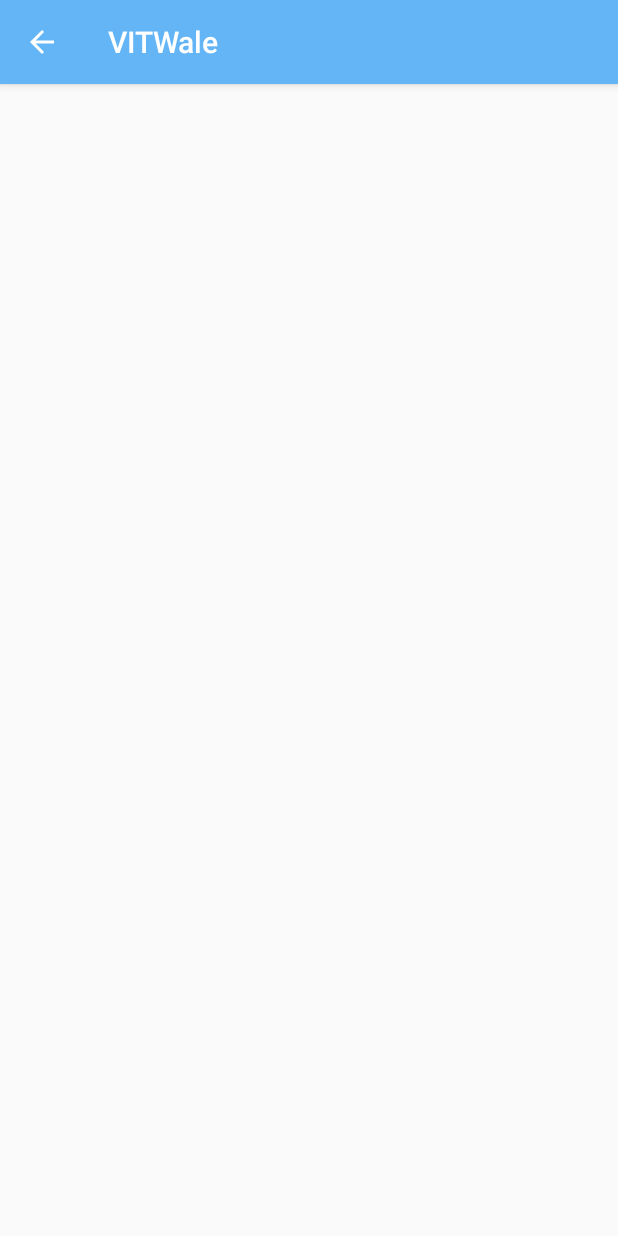
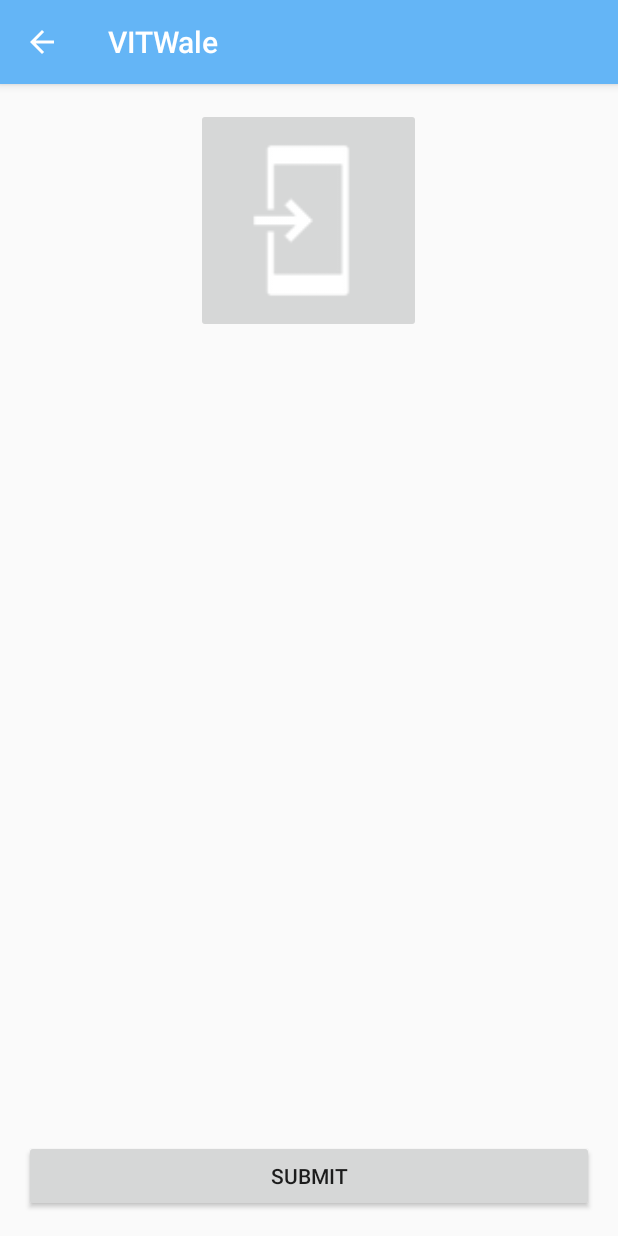
Before and after one commit to shreyansh3010/VItwale, an Android app: the ProfilePicture screen opened directly, with no data from a screen before it, on a phone screen of 412 x 824 dp. Run offline under Robolectric (Android 15) with nearby library versions, the phone set to English and light mode, and no system bars; our stand-ins replace Firebase (no records; nobody signed in at launch, a user with empty details on screens opened directly); libraries missing offline, so code that uses them is left out: com.theartofdev.edmodo; pictures from the network do not load.

Commit message:
Added the update image function to nav bar

```diff
--- a/app/build.gradle
+++ b/app/build.gradle
@@ -40,7 +40,8 @@
     //compile 'com.firebaseui:firebase-ui-database:0.4.0'
     //compile 'com.squareup.picasso:picasso:2.5.2'
     //compile 'com.squareup.okhttp3:okhttp:3.4.1'
-    //compile 'com.theartofdev.edmodo:android-image-cropper:2.3.+'
+    compile 'com.theartofdev.edmodo:android-image-cropper:2.3.+'
+    compile 'de.hdodenhof:circleimageview:2.1.0'
     //For SignUpSignIn
     //For Intro Slider
     compile 'com.android.support:appcompat-v7:25.3.1'
--- a/app/src/main/AndroidManifest.xml
+++ b/app/src/main/AndroidManifest.xml
@@ -25,6 +25,9 @@
             </intent-filter>
         </activity>
         <activity
+            android:name="com.theartofdev.edmodo.cropper.CropImageActivity"
+            android:theme="@style/Base.Theme.AppCompat" />
+        <activity
             android:name=".IntroSlider.MyWelcomeActivity"
             android:theme="@style/WelcomeScreenTheme.Light" />
         <activity
--- a/app/src/main/java/com/vitwale/vitwale/ProfilePicture.java
+++ b/app/src/main/java/com/vitwale/vitwale/ProfilePicture.java
@@ -1,13 +1,122 @@
 package com.vitwale.vitwale;
 
+import android.app.ProgressDialog;
+import android.content.Intent;
+import android.net.Uri;
 import android.support.v7.app.AppCompatActivity;
 import android.os.Bundle;
+import android.text.TextUtils;
+import android.view.View;
+import android.widget.Button;
+import android.widget.ImageButton;
+
+import com.google.android.gms.tasks.OnSuccessListener;
+import com.google.firebase.auth.FirebaseAuth;
+import com.google.firebase.database.DatabaseReference;
+import com.google.firebase.database.FirebaseDatabase;
+import com.google.firebase.storage.FirebaseStorage;
+import com.google.firebase.storage.StorageReference;
+import com.google.firebase.storage.UploadTask;
+import com.theartofdev.edmodo.cropper.CropImage;
+import com.theartofdev.edmodo.cropper.CropImageView;
 
 public class ProfilePicture extends AppCompatActivity {
+
+    private ImageButton mSetupImage;
+    private Button mSubmitBtn;
+    private static final int GALLERY_REQUEST =1;
+    private Uri mImageUri = null;
+    private DatabaseReference mDatabaseUser;
+    private FirebaseAuth mAuth;
+    private StorageReference mStorageImage;
+    private ProgressDialog mProgress;
 
     @Override
     protected void onCreate(Bundle savedInstanceState) {
         super.onCreate(savedInstanceState);
         setContentView(R.layout.activity_profile_picture);
+
+        mStorageImage = FirebaseStorage.getInstance().getReference().child("Profile_images");
+        mDatabaseUser = FirebaseDatabase.getInstance().getReference().child("Users");
+        mAuth = FirebaseAuth.getInstance();
+
+        mProgress = new ProgressDialog(this);
+        mProgress.setCanceledOnTouchOutside(false);
+        mSetupImage = (ImageButton) findViewById(R.id.profileImageBtn);
+
+        mSubmitBtn = (Button) findViewById(R.id.setupSubmitBtn);
+
+        mSetupImage.setOnClickListener(new View.OnClickListener() {
+            @Override
+            public void onClick(View view) {
+                Intent galleryIntent = new Intent();
+                galleryIntent.setAction(Intent.ACTION_GET_CONTENT);
+                galleryIntent.setType("image/*");
+                startActivityForResult(galleryIntent, GALLERY_REQUEST);
+            }
+        });
+
+        mSubmitBtn.setOnClickListener(new View.OnClickListener() {
+            @Override
+            public void onClick(View view) {
+                startSetupAccount();
+            }
+        });
+    }
+
+    private void startSetupAccount() {
+
+        final String user_id = mAuth.getCurrentUser().getUid();
+
+        if(mImageUri !=null){
+
+            mProgress.setMessage("Setup finishing..");
+            mProgress.show();
+            StorageReference filepath = mStorageImage.child(mImageUri.getLastPathSegment());
+
+            filepath.putFile(mImageUri).addOnSuccessListener(new OnSuccessListener<UploadTask.TaskSnapshot>() {
+                @Override
+                public void onSuccess(UploadTask.TaskSnapshot taskSnapshot) {
+
+                    String downloadUri = taskSnapshot.getDownloadUrl().toString();
+
+                    mDatabaseUser.child(user_id).child("image").setValue(downloadUri);
+
+                    mProgress.dismiss();
+
+                    Intent mainintent = new Intent(ProfilePicture.this, MainActivity.class);
+                    mainintent.addFlags(Intent.FLAG_ACTIVITY_CLEAR_TOP);
+                    startActivity(mainintent);
+
+                }
+            });
+
+        }
+
+    }
+
+    @Override
+    protected void onActivityResult(int requestCode, int resultCode, Intent data) {
+        super.onActivityResult(requestCode, resultCode, data);
+
+        if(requestCode == GALLERY_REQUEST && resultCode == RESULT_OK){
+
+            Uri imageUri = data.getData();
+
+            CropImage.activity(imageUri)
+                    .setGuidelines(CropImageView.Guidelines.ON)
+                    .setAspectRatio(1,1)
+                    .start(this);
+
+        }
+        if (requestCode == CropImage.CROP_IMAGE_ACTIVITY_REQUEST_CODE) {
+            CropImage.ActivityResult result = CropImage.getActivityResult(data);
+            if (resultCode == RESULT_OK) {
+                mImageUri = result.getUri();
+                mSetupImage.setImageURI(mImageUri);
+            } else if (resultCode == CropImage.CROP_IMAGE_ACTIVITY_RESULT_ERROR_CODE) {
+                Exception error = result.getError();
+            }
+        }
     }
 }
--- a/app/src/main/res/layout/activity_profile_picture.xml
+++ b/app/src/main/res/layout/activity_profile_picture.xml
@@ -1,9 +1,30 @@
 <?xml version="1.0" encoding="utf-8"?>
-<android.support.constraint.ConstraintLayout xmlns:android="http://schemas.android.com/apk/res/android"
+<RelativeLayout xmlns:android="http://schemas.android.com/apk/res/android"
     xmlns:app="http://schemas.android.com/apk/res-auto"
     xmlns:tools="http://schemas.android.com/tools"
+    android:id="@+id/activity_setup"
     android:layout_width="match_parent"
     android:layout_height="match_parent"
+    android:paddingBottom="@dimen/activity_vertical_margin"
+    android:paddingLeft="@dimen/activity_horizontal_margin"
+    android:paddingRight="@dimen/activity_horizontal_margin"
+    android:paddingTop="@dimen/activity_vertical_margin"
     tools:context="com.vitwale.vitwale.ProfilePicture">
 
-</android.support.constraint.ConstraintLayout>
+    <ImageButton
+        android:layout_width="150dp"
+        android:layout_height="150dp"
+        app:srcCompat="@drawable/common_full_open_on_phone"
+        android:id="@+id/profileImageBtn"
+        android:scaleType="centerCrop"
+        android:layout_alignParentTop="true"
+        android:layout_centerHorizontal="true" />
+
+    <Button
+        android:text="Submit"
+        android:layout_width="match_parent"
+        android:layout_height="wrap_content"
+        android:layout_alignParentBottom="true"
+        android:layout_centerHorizontal="true"
+        android:id="@+id/setupSubmitBtn" />
+</RelativeLayout>
```
Also changed, not shown: app/src/main/java/com/vitwale/vitwale/MainActivity.java (+15 -6 lines), app/src/main/res/layout/nav_header_navigation_drawer.xml (+7 -7 lines).
